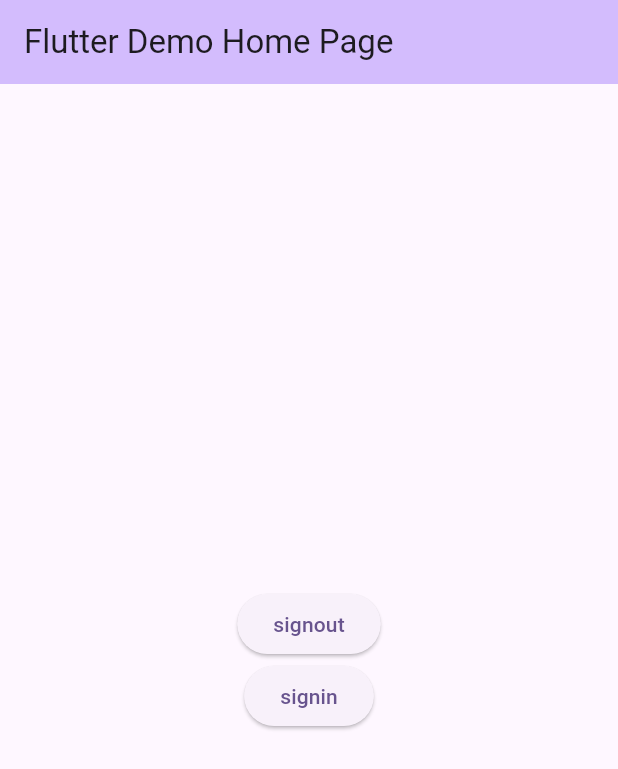
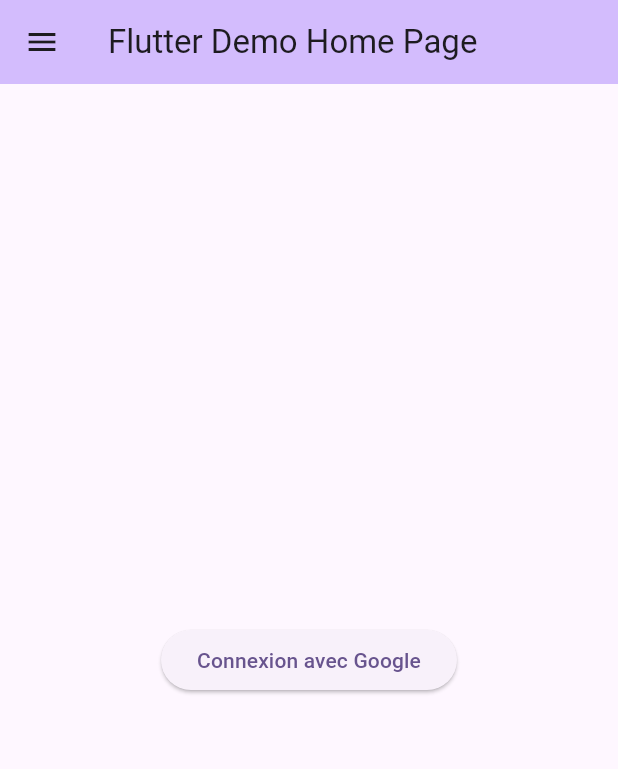
Before and after one commit to GbecetKouameDylan/tp3-flutter, a Flutter app: the screen it shows after launch, on a phone screen of 412 x 824 dp. Shown: the top 769 px of the screen. Run offline on Flutter 3.47's test engine with Material 3 defaults, Android fonts, the phone set to English and light mode, and no system bars; our stand-ins replace cloud_firestore, firebase_auth, firebase_core, google_sign_in; accounts and stored records are empty.

```diff
--- a/tp3_flutter/lib/main.dart
+++ b/tp3_flutter/lib/connexion.dart
@@ -3,6 +3,7 @@ import 'package:firebase_auth/firebase_auth.dart';
 import 'package:firebase_core/firebase_core.dart';
 import 'package:flutter/material.dart';
 import 'package:google_sign_in/google_sign_in.dart';
+import 'package:tp3_flutter/tiroir.dart';
 
 import 'firebase_options.dart';
 
@@ -103,6 +104,7 @@ class _MyHomePageState extends State<MyHomePage> {
 
         title: Text(widget.title),
       ),
+      drawer: Tiroir(),
       body: Center(
 
         child: Column(
@@ -111,17 +113,9 @@ class _MyHomePageState extends State<MyHomePage> {
           children: <Widget>[
             ElevatedButton(
               onPressed: () async {
-                await GoogleSignIn().signOut();
-                await FirebaseAuth.instance.signOut();
-                setState(() {});
-              },
-              child: Text("signout"),
-            ),
-            ElevatedButton(
-              onPressed: () async {
                signInWithGoogle();
               },
-              child: Text("signin"),
+              child: Text("Connexion avec Google"),
             ),
 
           ],
```
Also changed, not shown: tp3_flutter/lib/tiroir.dart (added, +47 -0 lines), 1 other file.
